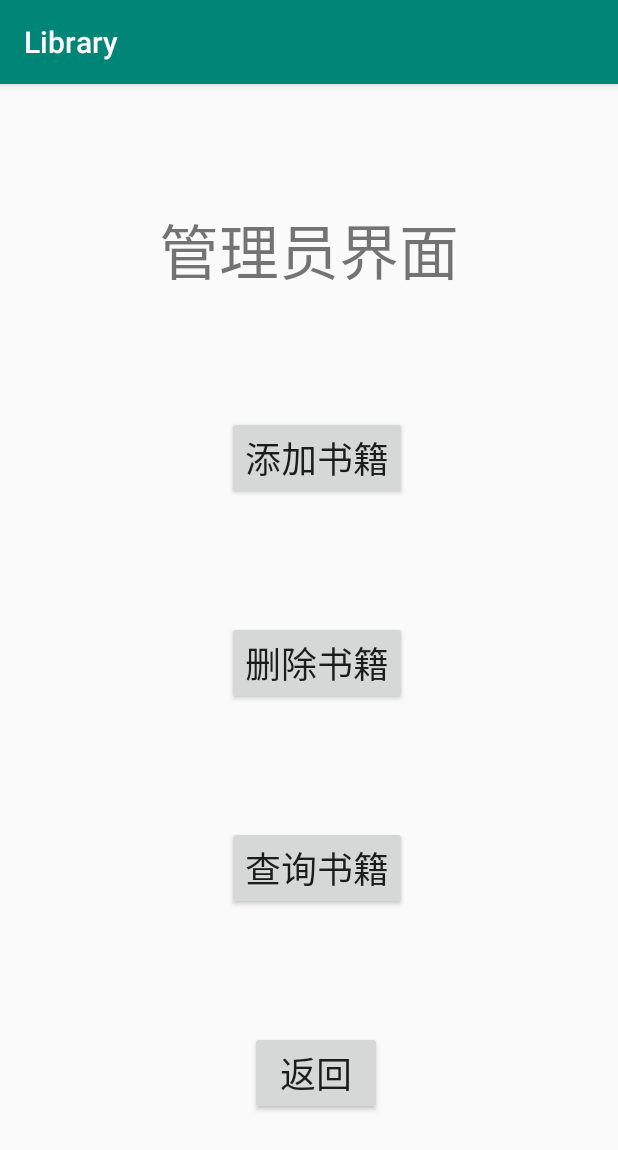
After one commit to q524936601/Library, an Android app: the GuanLiYuanActivity screen opened directly, with no data from a screen before it, on a phone screen of 412 x 824 dp. The commit adds this screen. Shown: the top 1150 px of the screen. Run offline under Robolectric (Android 15) with nearby library versions, the phone set to English and light mode, and no system bars.

Commit message:
管理员界面

```diff
--- a/app/src/main/AndroidManifest.xml
+++ b/app/src/main/AndroidManifest.xml
@@ -16,7 +16,9 @@
                 <category android:name="android.intent.category.LAUNCHER" />
             </intent-filter>
         </activity>
-        <activity android:name=".dengluActivity"></activity>
+        <activity android:name=".dengluActivity" />
+        <activity android:name=".GuanLiYuanActivity" />
+        <activity android:name=".TJshujiActivity"></activity>
     </application>
 
 </manifest>
--- /dev/null
+++ b/app/src/main/java/com/example/stu/library/GuanLiYuanActivity.java
@@ -0,0 +1,13 @@
+package com.example.stu.library;
+
+import android.support.v7.app.AppCompatActivity;
+import android.os.Bundle;
+
+public class GuanLiYuanActivity extends AppCompatActivity {
+
+    @Override
+    protected void onCreate(Bundle savedInstanceState) {
+        super.onCreate(savedInstanceState);
+        setContentView(R.layout.activity_guan_li_yuan);
+    }
+}
--- a/app/src/main/res/layout/activity_denglu.xml
+++ b/app/src/main/res/layout/activity_denglu.xml
@@ -49,6 +49,7 @@
         android:text="返回"
         android:textSize="24sp"
         app:layout_constraintBottom_toBottomOf="parent"
+        app:layout_constraintEnd_toEndOf="@+id/btn_denglu_duzhe"
         app:layout_constraintStart_toStartOf="@+id/btn_denglu_duzhe"
         app:layout_constraintTop_toBottomOf="@+id/btn_denglu_duzhe" />
 </android.support.constraint.ConstraintLayout>
--- /dev/null
+++ b/app/src/main/res/layout/activity_guan_li_yuan.xml
@@ -0,0 +1,67 @@
+<?xml version="1.0" encoding="utf-8"?>
+<android.support.constraint.ConstraintLayout xmlns:android="http://schemas.android.com/apk/res/android"
+    xmlns:app="http://schemas.android.com/apk/res-auto"
+    xmlns:tools="http://schemas.android.com/tools"
+    android:layout_width="match_parent"
+    android:layout_height="match_parent"
+    tools:context=".GuanLiYuanActivity">
+
+    <Button
+        android:id="@+id/btn_guanli_exit"
+        android:layout_width="wrap_content"
+        android:layout_height="wrap_content"
+        android:layout_marginStart="15dp"
+        android:layout_marginLeft="15dp"
+        android:text="返回"
+        android:textSize="24sp"
+        app:layout_constraintBottom_toBottomOf="parent"
+        app:layout_constraintStart_toStartOf="@+id/btn_guanli_chaxun"
+        app:layout_constraintTop_toBottomOf="@+id/btn_guanli_chaxun" />
+
+    <Button
+        android:id="@+id/btn_guanli_tianjia"
+        android:layout_width="wrap_content"
+        android:layout_height="wrap_content"
+        android:layout_marginStart="45dp"
+        android:layout_marginLeft="45dp"
+        android:text="添加书籍"
+        android:textSize="24sp"
+        app:layout_constraintBottom_toTopOf="@+id/btn_guanli_shanchu"
+        app:layout_constraintStart_toStartOf="@+id/textView"
+        app:layout_constraintTop_toBottomOf="@+id/textView"
+        app:layout_constraintVertical_bias="0.48000002" />
+
+    <Button
+        android:id="@+id/btn_guanli_chaxun"
+        android:layout_width="wrap_content"
+        android:layout_height="wrap_content"
+        android:text="查询书籍"
+        android:textSize="24sp"
+        app:layout_constraintBottom_toTopOf="@+id/btn_guanli_exit"
+        app:layout_constraintEnd_toEndOf="@+id/btn_guanli_shanchu"
+        app:layout_constraintStart_toStartOf="@+id/btn_guanli_shanchu"
+        app:layout_constraintTop_toBottomOf="@+id/btn_guanli_shanchu" />
+
+    <TextView
+        android:id="@+id/textView"
+        android:layout_width="wrap_content"
+        android:layout_height="wrap_content"
+        android:text="管理员界面"
+        android:textSize="40sp"
+        app:layout_constraintBottom_toBottomOf="parent"
+        app:layout_constraintLeft_toLeftOf="parent"
+        app:layout_constraintRight_toRightOf="parent"
+        app:layout_constraintTop_toTopOf="parent"
+        app:layout_constraintVertical_bias="0.114" />
+
+    <Button
+        android:id="@+id/btn_guanli_shanchu"
+        android:layout_width="wrap_content"
+        android:layout_height="wrap_content"
+        android:text="删除书籍"
+        android:textSize="24sp"
+        app:layout_constraintBottom_toTopOf="@+id/btn_guanli_chaxun"
+        app:layout_constraintEnd_toEndOf="@+id/btn_guanli_tianjia"
+        app:layout_constraintStart_toStartOf="@+id/btn_guanli_tianjia"
+        app:layout_constraintTop_toBottomOf="@+id/btn_guanli_tianjia" />
+</android.support.constraint.ConstraintLayout>
--- a/app/src/main/res/layout/activity_main.xml
+++ b/app/src/main/res/layout/activity_main.xml
@@ -6,13 +6,4 @@
     android:layout_height="match_parent"
     tools:context=".MainActivity">
 
-    <TextView
-        android:layout_width="wrap_content"
-        android:layout_height="wrap_content"
-        android:text="Hello World!"
-        app:layout_constraintBottom_toBottomOf="parent"
-        app:layout_constraintLeft_toLeftOf="parent"
-        app:layout_constraintRight_toRightOf="parent"
-        app:layout_constraintTop_toTopOf="parent" />
-
 </android.support.constraint.ConstraintLayout>
```
